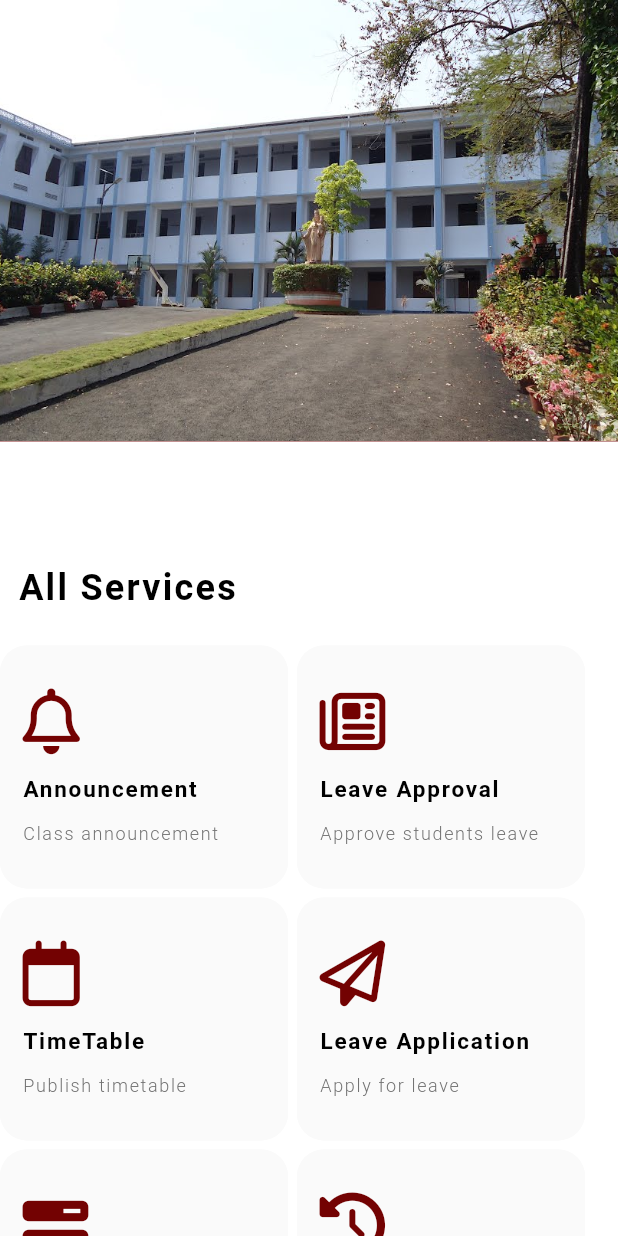
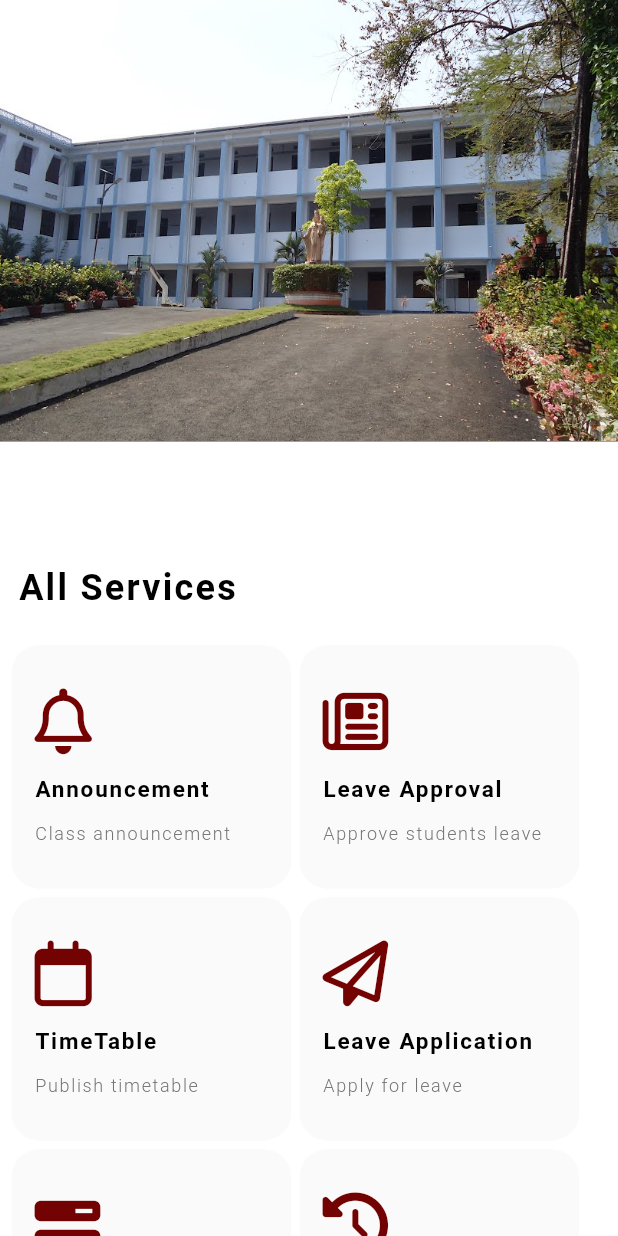
Before and after one commit to curiousTurkey/lm-staff, a Flutter app: the HomeScreen screen opened directly, on a phone screen of 412 x 824 dp. Run offline on Flutter 3.47's test engine with Material 2 defaults, Android fonts, the light colour scheme and no system bars; our stand-ins replace cloud_firestore, dots_indicator, firebase_auth, firebase_core, flutter_spinkit, font_awesome_flutter and 1 more; missing offline and left inert: flutter_initicon; accounts and stored records are empty.

Commit message:
last modified

```diff
--- a/lib/AppScreens/HomePage.dart
+++ b/lib/AppScreens/HomePage.dart
@@ -98,7 +98,9 @@ class _HomeScreenState extends State<HomeScreen> {
                   SizedBox(
                     height: screenLayout(40, context),
                   ),
-                  Wrap(
+                  Padding(
+                    padding: const EdgeInsets.only(left: 8.0),
+                    child: Wrap(
                       runSpacing: screenLayout(10, context),
                       spacing: screenLayout(10, context),
                       children: [
@@ -141,6 +143,7 @@ class _HomeScreenState extends State<HomeScreen> {
 
                       ],
                     ),
+                  ),
                   SizedBox(height: screenLayout(100, context),),
                 ],
               );
--- a/lib/AppScreens/LeaveApplication.dart
+++ b/lib/AppScreens/LeaveApplication.dart
@@ -282,9 +282,9 @@ class _LeaveApplyState extends State<LeaveApply> {
                     print(selectedDate1.compareTo(date));
                     print(selectedDate2.compareTo(date));
                     if(
-                    _subjectController.text.isNotEmpty ||
-                    _reasonController.text.isNotEmpty ||
-                    selectedSession1 != "Select Session" ||
+                    _subjectController.text.isNotEmpty &&
+                    _reasonController.text.isNotEmpty &&
+                    selectedSession1 != "Select Session" &&
                     selectedSession2 != "Select Session"
                     ){
                       if(selectedDate1.compareTo(date)>0 && selectedDate2.compareTo(date)>0) {
--- a/lib/AppScreens/SplashScreen.dart
+++ b/lib/AppScreens/SplashScreen.dart
@@ -49,7 +49,6 @@ class _SplashScreenState extends State<SplashScreen> {
         width: double.maxFinite,
         decoration: const BoxDecoration(
             image: DecorationImage(
-              filterQuality: FilterQuality.low,
               fit: BoxFit.fitHeight,
               image: AssetImage('assets/background/red.jpg'),
             )
--- a/lib/Models/LeaveModel.dart
+++ b/lib/Models/LeaveModel.dart
@@ -11,7 +11,6 @@ class StaffLeaveModel {
   final String session1;
   final String session2;
   String isApproved;
-  int casualLeaveNo;
 
   StaffLeaveModel({
   required this.fullName,
@@ -23,7 +22,6 @@ class StaffLeaveModel {
   required this.toDate,
   required this.session1,
   required this.session2,
-    this.casualLeaveNo=1,
     this.isApproved="no"
 });
 
@@ -37,7 +35,6 @@ class StaffLeaveModel {
     "todate" : toDate,
     "session1" : session1,
     "session2" : session2,
-    "casualleavetaken" : casualLeaveNo,
     "isapproved" : isApproved
   };
 
@@ -53,7 +50,6 @@ class StaffLeaveModel {
         toDate: snapShot["todate"],
         session1: snapShot["session1"],
         session2: snapShot["session2"],
-        casualLeaveNo: snapShot["casualleavetaken"],
         isApproved: snapShot["isapproved"],
     );
   }
--- a/lib/Models/StaffModel.dart
+++ b/lib/Models/StaffModel.dart
@@ -12,9 +12,9 @@ class StaffModel{
   late String userType;
   final String deptName;
   late String firstSignin;
+  int casualLeaveTaken;
 
   StaffModel({
-
     required this.fullName,
     required this.emailAddress,
     required this.password,
@@ -26,6 +26,7 @@ class StaffModel{
     this.imageUrl = "null",
     this.userType = 'staff',
     this.firstSignin = "true",
+    this.casualLeaveTaken = 0,
 });
 
   Map<String, dynamic> toJson() => {
@@ -39,7 +40,8 @@ class StaffModel{
     "imageurl" : imageUrl,
     "usertype" : userType,
     "dept" : deptName,
-    "firstsignin" : firstSignin
+    "firstsignin" : firstSignin,
+    "casualleavetaken" : casualLeaveTaken,
 
   };
 
@@ -57,6 +59,7 @@ class StaffModel{
       userType: snapShot['usertype'],
       deptName: snapShot['dept'],
       firstSignin: snapShot['firstsignin'],
+      casualLeaveTaken: snapShot['casualleavetaken']
     );
   }
 
--- a/lib/Resources/StaffAuthMethods.dart
+++ b/lib/Resources/StaffAuthMethods.dart
@@ -10,7 +10,6 @@ class StaffAuthMethod{
 
   Future<StaffModel> getStaffDetails() async {
     var currentUser = _auth.currentUser!;
-    print(currentUser.email);
     DocumentSnapshot snapshot = await _firestore.collection('users').doc(currentUser.email).get();
     return StaffModel.fromSnap(snapshot);
   }
--- a/lib/Resources/StaffLeave.dart
+++ b/lib/Resources/StaffLeave.dart
@@ -31,7 +31,7 @@ class StaffLeaveMethods{
           toDate: toDate,
           session1: session1,
           session2: session2);
-      await _firestore.collection('users').doc(emailAddress).collection('leave').doc().set(staffLeaveModel.toJson());
+      await _firestore.collection('leave').doc().set(staffLeaveModel.toJson());
       finalResult = "success";
 
     }catch(error){
--- a/lib/ReusableUtils/HomeScreenContainer/HomeScreenContainer.dart
+++ b/lib/ReusableUtils/HomeScreenContainer/HomeScreenContainer.dart
@@ -18,7 +18,7 @@ import 'package:lms_staff/ReusableUtils/Responsive.dart';
       onTap: onTap,
       child: Container(
           height: screenLayout(270, context),
-          width: screenLayout(320, context),
+          width: screenLayout(310, context),
           decoration: BoxDecoration(
             boxShadow: [BoxShadow(color: color_mode.spclColor.withOpacity(.5))],
             borderRadius: BorderRadius.circular(
```
Lines whose indentation alone changed are shown as unchanged.
